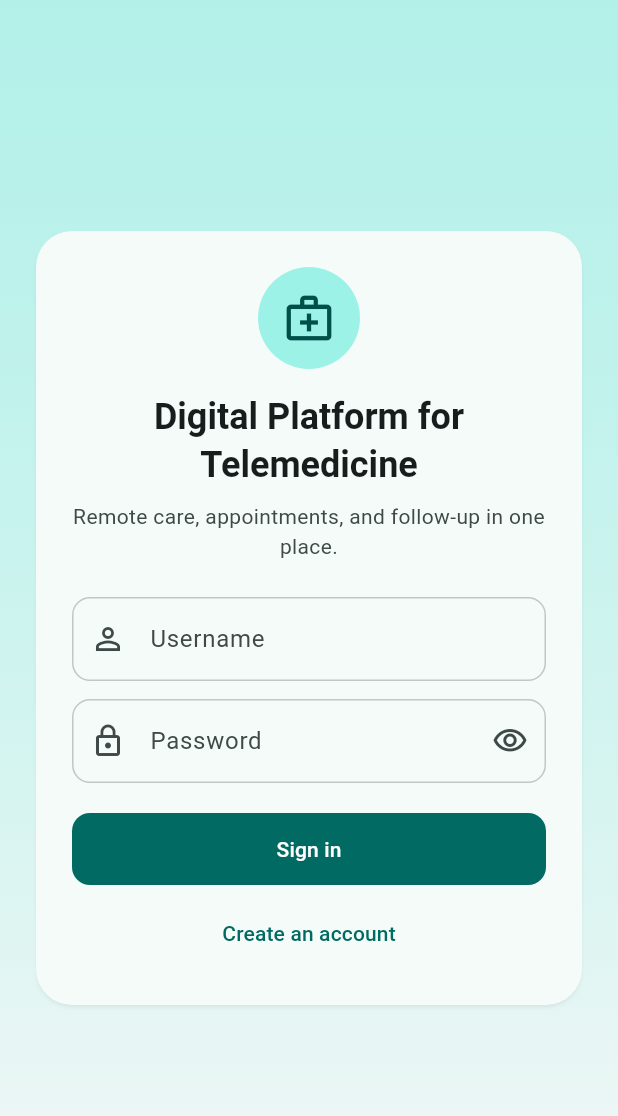
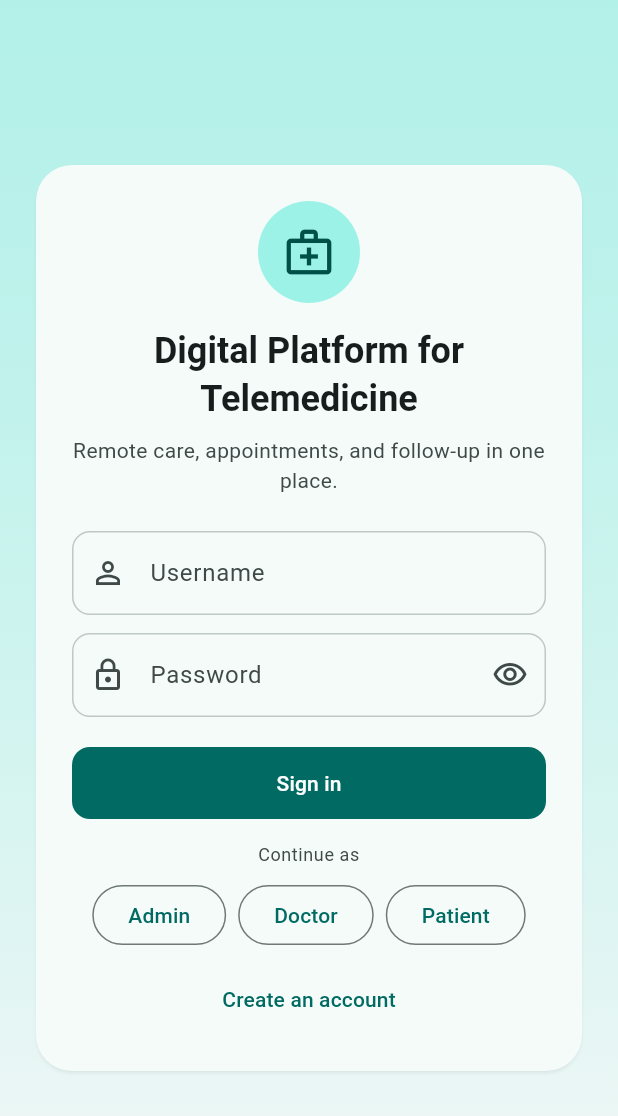
Before and after one commit to Horse630/Digital-Platform-for-Telemedicine, a Flutter app: the screen it shows after launch, on a phone screen of 412 x 824 dp. Shown: the top 1116 px of the screen. Run offline on Flutter 3.47's test engine with Material 3 defaults, Android fonts, the phone set to English and light mode, and no system bars; our stand-ins replace shared_preferences; accounts and stored records are empty.

Commit message:
Implement Traditional,  Simplified Chinese for the client and one-tap sign-in for the three demo accounts

```diff
--- a/lib/language/app_en.arb
+++ b/lib/language/app_en.arb
@@ -14,6 +14,7 @@
   "atLeast8": "Use at least 8 characters.",
   "samePasswordTwice": "Enter the same password twice.",
   "signIn": "Sign in",
+  "continueAs": "Continue as",
   "createAccount": "Create an account",
   "createAccountAction": "Create account",
   "creating": "Creating...",
--- a/lib/language/app_localizations.dart
+++ b/lib/language/app_localizations.dart
@@ -183,6 +183,12 @@ abstract class AppLocalizations {
   /// In en, this message translates to:
   /// **'Sign in'**
   String get signIn;
+
+  /// No description provided for @continueAs.
+  ///
+  /// In en, this message translates to:
+  /// **'Continue as'**
+  String get continueAs;
 
   /// No description provided for @createAccount.
   ///
--- a/lib/language/app_localizations_en.dart
+++ b/lib/language/app_localizations_en.dart
@@ -52,6 +52,9 @@ class AppLocalizationsEn extends AppLocalizations {
 
   @override
   String get signIn => 'Sign in';
+
+  @override
+  String get continueAs => 'Continue as';
 
   @override
   String get createAccount => 'Create an account';
--- a/lib/language/app_zh.arb
+++ b/lib/language/app_zh.arb
@@ -14,6 +14,7 @@
   "atLeast8": "請至少使用 8 個字元。",
   "samePasswordTwice": "請輸入兩次相同的密碼。",
   "signIn": "登入",
+  "continueAs": "直接登入",
   "createAccount": "建立帳號",
   "createAccountAction": "建立帳號",
   "creating": "建立中...",
--- a/lib/language/app_zh_Hans.arb
+++ b/lib/language/app_zh_Hans.arb
@@ -14,6 +14,7 @@
   "atLeast8": "请至少使用 8 个字符。",
   "samePasswordTwice": "请输入两次相同的密码。",
   "signIn": "登录",
+  "continueAs": "直接登录",
   "createAccount": "创建账号",
   "createAccountAction": "创建账号",
   "creating": "创建中...",
--- a/lib/language/app_zh_Hant.arb
+++ b/lib/language/app_zh_Hant.arb
@@ -14,6 +14,7 @@
   "atLeast8": "請至少使用 8 個字元。",
   "samePasswordTwice": "請輸入兩次相同的密碼。",
   "signIn": "登入",
+  "continueAs": "直接登入",
   "createAccount": "建立帳號",
   "createAccountAction": "建立帳號",
   "creating": "建立中...",
--- a/lib/screens/login_screen.dart
+++ b/lib/screens/login_screen.dart
@@ -84,6 +84,12 @@ class _LoginScreenState extends State<LoginScreen> {
         setState(() => _submitting = false);
       }
     }
+  }
+
+  Future<void> _signInAs(String username, String password) async {
+    _username.text = username;
+    _password.text = password;
+    await _submit();
   }
 
   void _openSignUp() {
@@ -262,6 +268,45 @@ class _LoginScreenState extends State<LoginScreen> {
                                         )
                                       : Text(l10n.signIn),
                                 ),
+                                const SizedBox(height: 16),
+                                Text(
+                                  l10n.continueAs,
+                                  textAlign: TextAlign.center,
+                                  style: Theme.of(context).textTheme.bodySmall
+                                      ?.copyWith(color: scheme.onSurfaceVariant),
+                                ),
+                                const SizedBox(height: 8),
+                                Wrap(
+                                  alignment: WrapAlignment.center,
+                                  spacing: 8,
+                                  runSpacing: 8,
+                                  children: [
+                                    OutlinedButton(
+                                      key: const Key('demoAdminButton'),
+                                      onPressed: _submitting
+                                          ? null
+                                          : () => _signInAs('admin', 'Admin123!'),
+                                      child: Text(l10n.admin),
+                                    ),
+                                    OutlinedButton(
+                                      key: const Key('demoDoctorButton'),
+                                      onPressed: _submitting
+                                          ? null
+                                          : () => _signInAs('doctor', 'Doctor123!'),
+                                      child: Text(l10n.doctor),
+                                    ),
+                                    OutlinedButton(
+                                      key: const Key('demoPatientButton'),
+                                      onPressed: _submitting
+                                          ? null
+                                          : () => _signInAs(
+                                              'patient',
+                                              'Patient123!',
+                                            ),
+                                      child: Text(l10n.patient),
+                                    ),
+                                  ],
+                                ),
                                 const SizedBox(height: 8),
                                 TextButton(
                                   key: const Key('createAccountButton'),
```
Also changed, not shown: lib/language/app_localizations_zh.dart (+9 -0 lines), 2 other files.
